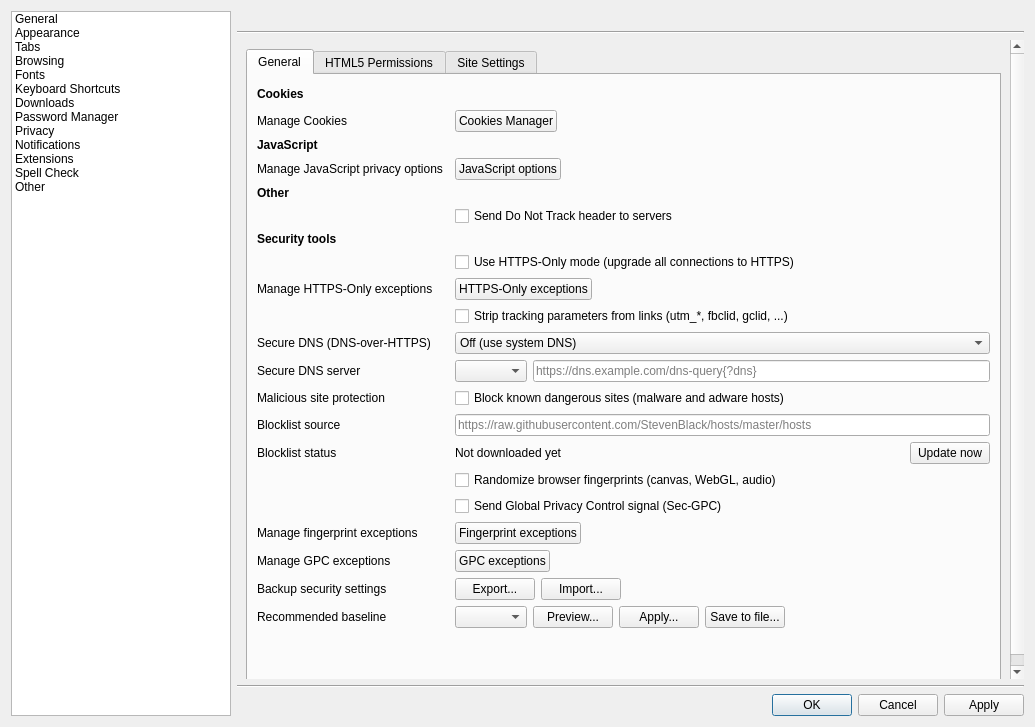
Before: the Qt Designer form src/lib/preferences/preferences.ui in osza-tools/osza-browser, drawn with Qt 5.
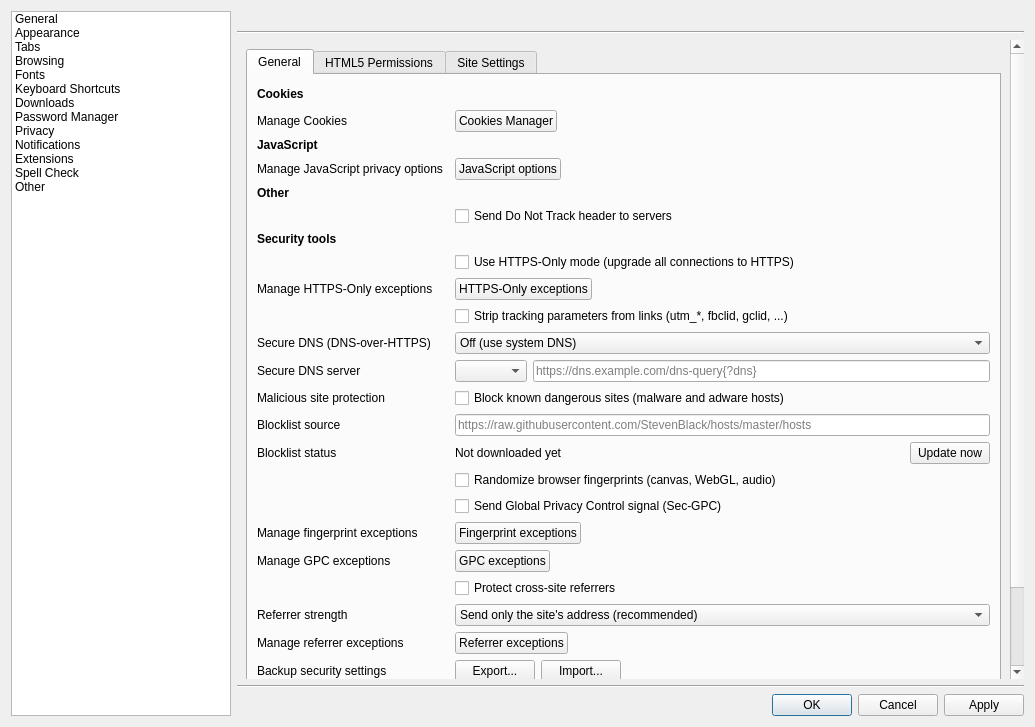
After: the same form once the commit is applied. The open tabs and pages were chosen to show the change. Custom widgets are drawn as their Qt base class.

Diff of the .ui file:
```diff
--- a/src/lib/preferences/preferences.ui
+++ b/src/lib/preferences/preferences.ui
@@ -2686,13 +2686,87 @@
                 </widget>
                </item>
                <item row="22" column="0">
+                <spacer name="horizontalSpacerReferrerGuard">
+                 <property name="orientation">
+                  <enum>Qt::Orientation::Horizontal</enum>
+                 </property>
+                 <property name="sizeType">
+                  <enum>QSizePolicy::Policy::Fixed</enum>
+                 </property>
+                 <property name="sizeHint" stdset="0">
+                  <size>
+                   <width>20</width>
+                   <height>20</height>
+                  </size>
+                 </property>
+                </spacer>
+               </item>
+               <item row="22" column="2">
+                <widget class="QCheckBox" name="referrerGuard">
+                 <property name="toolTip">
+                  <string>Trim the referrer on requests to other sites, so the site you were reading - its address, path and query - never leaks where a link or request goes. Sites can declare a referrer policy that sends the full URL; this protection removes that option. Individual sites can be excluded from the padlock menu, or in bulk from the referrer exceptions dialog.
+Requires QtWebEngine 6.5 or newer.</string>
+                 </property>
+                 <property name="text">
+                  <string>Protect cross-site referrers</string>
+                 </property>
+                </widget>
+               </item>
+               <item row="23" column="0">
+                <widget class="QLabel" name="labelReferrerGuardMode">
+                 <property name="text">
+                  <string>Referrer strength</string>
+                 </property>
+                </widget>
+               </item>
+               <item row="23" column="2">
+                <widget class="QComboBox" name="referrerGuardMode">
+                 <property name="toolTip">
+                  <string>What requests to other sites carry, when the protection is enabled: only this site's address (scheme and host), or no referrer at all. Requests staying inside one site keep their referrer in both strengths.</string>
+                 </property>
+                 <item>
+                  <property name="text">
+                   <string>Send only the site's address (recommended)</string>
+                  </property>
+                 </item>
+                 <item>
+                  <property name="text">
+                   <string>Send no referrer at all</string>
+                  </property>
+                 </item>
+                </widget>
+               </item>
+               <item row="24" column="0">
+                <widget class="QLabel" name="labelReferrerExceptions">
+                 <property name="text">
+                  <string>Manage referrer exceptions</string>
+                 </property>
+                </widget>
+               </item>
+               <item row="24" column="2">
+                <widget class="QPushButton" name="referrerExceptionsButton">
+                 <property name="sizePolicy">
+                  <sizepolicy hsizetype="Fixed" vsizetype="Fixed">
+                   <horstretch>0</horstretch>
+                   <verstretch>0</verstretch>
+                  </sizepolicy>
+                 </property>
+                 <property name="toolTip">
+                  <string>While you are on a site in this list, its requests to other sites keep whatever referrer the site's own policy sends. The current site can also be excluded from the padlock menu.</string>
+                 </property>
+                 <property name="text">
+                  <string>Referrer exceptions</string>
+                 </property>
+                </widget>
+               </item>
+               <item row="26" column="0">
                 <widget class="QLabel" name="labelSecurityBackup">
                  <property name="text">
                   <string>Backup security settings</string>
                  </property>
                 </widget>
                </item>
-               <item row="22" column="2">
+               <item row="26" column="2">
                 <layout class="QHBoxLayout" name="horizontalLayoutSecurityBackup">
                  <item>
                   <widget class="QPushButton" name="securityExportButton">
@@ -2741,14 +2815,14 @@
                  </item>
                 </layout>
                </item>
-               <item row="23" column="0">
+               <item row="27" column="0">
                 <widget class="QLabel" name="labelSecurityPreset">
                  <property name="text">
                   <string>Recommended baseline</string>
                  </property>
                 </widget>
                </item>
-               <item row="23" column="2">
+               <item row="27" column="2">
                 <layout class="QHBoxLayout" name="horizontalLayoutSecurityPreset">
                  <item>
                   <widget class="QComboBox" name="securityPresetCombo">
@@ -2820,7 +2894,7 @@
                  </item>
                 </layout>
                </item>
-               <item row="24" column="0" colspan="3">
+               <item row="28" column="0" colspan="3">
                 <spacer name="verticalSpacer_3">
                  <property name="orientation">
                   <enum>Qt::Orientation::Vertical</enum>
```
